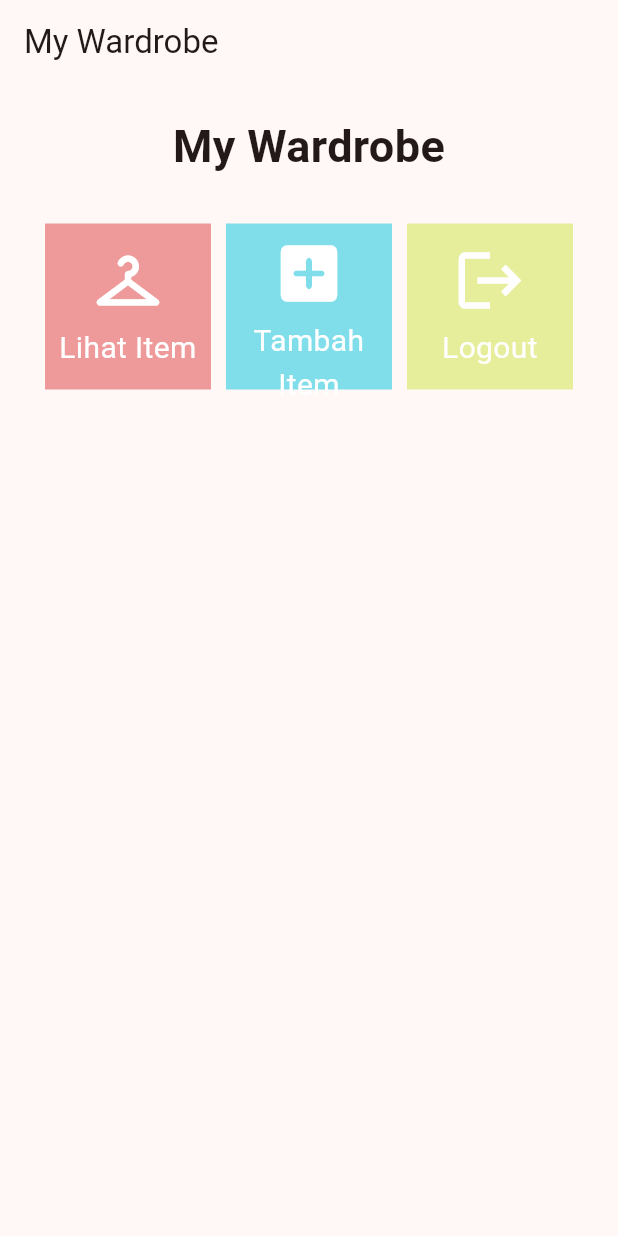
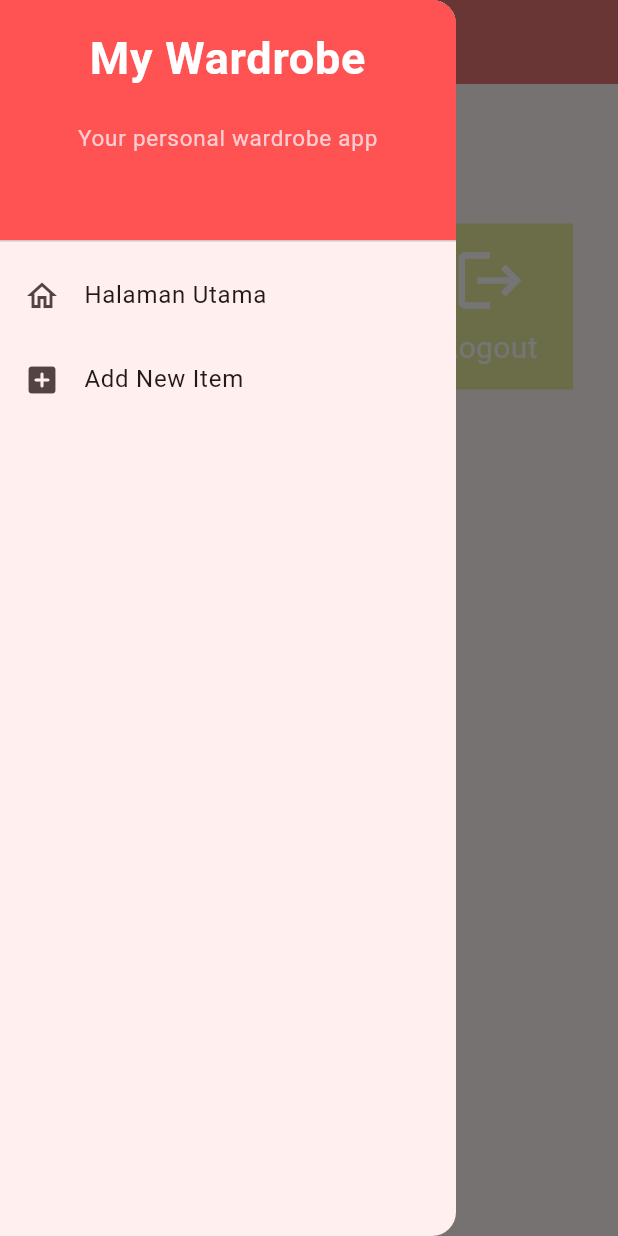
Before and after one commit to kilauakhyaari/MyWardrobe_mobile, a Flutter app: the screen it shows after launch, with the side drawer open (before the commit the screen has no drawer), on a phone screen of 412 x 824 dp. Run offline on Flutter 3.47's test engine with Material 2 defaults, Android fonts, the phone set to English and light mode, and no system bars.

Commit message:
Sudah selesai mengerjakan tugas 8

```diff
--- a/lib/main.dart
+++ b/lib/main.dart
@@ -1,5 +1,5 @@
 import 'package:flutter/material.dart';
-import 'package:mywardrobe_mobile/menu.dart';
+import 'package:mywardrobe_mobile/screens/menu.dart';
 
 void main() {
   runApp(const MyApp());
--- a/lib/menu.dart
+++ b/lib/screens/menu.dart
@@ -1,11 +1,13 @@
 import 'package:flutter/material.dart';
+import 'package:mywardrobe_mobile/widgets/left_drawer.dart';
+import 'package:mywardrobe_mobile/widgets/wardrobe_card.dart';
 
 class MyHomePage extends StatelessWidget {
   MyHomePage({Key? key}) : super(key: key);
 
   final List<WardrobeItem> items = [
     WardrobeItem("Lihat Item", Icons.checkroom_rounded, Colors.red.shade200),
-    WardrobeItem("Tambah Item", Icons.add_box_rounded,Colors.cyan.shade200),
+    WardrobeItem("Add New Item", Icons.add_box_rounded,Colors.cyan.shade200),
     WardrobeItem("Logout", Icons.logout, Colors.lime.shade200),
   ];
 
@@ -16,7 +18,10 @@
         title: const Text(
           'My Wardrobe',
         ),
+        backgroundColor: Colors.red[300],
+        foregroundColor: Colors.red[100],
       ),
+      drawer: const LeftDrawer(),
       body: SingleChildScrollView(
         // Widget wrapper yang dapat discroll
         child: Padding(
@@ -57,56 +62,3 @@
     );
   }
 }
-
-class  WardrobeItem {
-  final String name;
-  final IconData icon;
-  final Color color;
-
-  WardrobeItem(this.name, this.icon, this.color);
-}
-
-class WardrobeCard extends StatelessWidget {
-  final WardrobeItem item;
-
-  const WardrobeCard(this.item, {super.key}); // Constructor
-
-  @override
-  Widget build(BuildContext context) {
-    return Material(
-      color: item.color,
-      child: InkWell(
-        // Area responsive terhadap sentuhan
-        onTap: () {
-          // Memunculkan SnackBar ketika diklik
-          ScaffoldMessenger.of(context)
-            ..hideCurrentSnackBar()
-            ..showSnackBar(SnackBar(
-                content: Text("Kamu telah menekan tombol ${item.name}!")));
-        },
-        child: Container(
-          // Container untuk menyimpan Icon dan Text
-          padding: const EdgeInsets.all(8),
-          child: Center(
-            child: Column(
-              mainAxisAlignment: MainAxisAlignment.center,
-              children: [
-                Icon(
-                  item.icon,
-                  color: Colors.white,
-                  size: 50.0,
-                ),
-                const Padding(padding: EdgeInsets.all(3)),
-                Text(
-                  item.name,
-                  textAlign: TextAlign.center,
-                  style: const TextStyle(color: Colors.white, fontSize: 20),
-                ),
-              ],
-            ),
-          ),
-        ),
-      ),
-    );
-  }
-}
--- /dev/null
+++ b/lib/widgets/left_drawer.dart
@@ -0,0 +1,67 @@
+import 'package:flutter/material.dart';
+import 'package:mywardrobe_mobile/screens/menu.dart';
+import 'package:mywardrobe_mobile/screens/wardrobeitem_list_form.dart';
+
+class LeftDrawer extends StatelessWidget {
+  const LeftDrawer({super.key});
+
+  @override
+  Widget build(BuildContext context) {
+    return Drawer(
+      child: ListView(
+        children: [
+          const DrawerHeader(
+            decoration: BoxDecoration(
+              color: Colors.redAccent,
+            ),
+            child: Column(
+              children: [
+                Text(
+                  'My Wardrobe',
+                  textAlign: TextAlign.center,
+                  style: TextStyle(
+                    fontSize: 30,
+                    fontWeight: FontWeight.bold,
+                    color: Colors.white,
+                  ),
+                ),
+                Padding(padding: EdgeInsets.all(10)),
+                Text("Your personal wardrobe app",
+                    textAlign: TextAlign.center,
+                    style: TextStyle(
+                      fontSize: 15,
+                      color: Color.fromRGBO(255, 205, 210, 1),
+                    ),
+                    ),
+              ],
+            ),
+          ),
+          ListTile(
+            leading: const Icon(Icons.home_outlined),
+            title: const Text('Halaman Utama'),
+            // Bagian redirection ke MyHomePage
+            onTap: () {
+              Navigator.pushReplacement(
+                  context,
+                  MaterialPageRoute(
+                    builder: (context) => MyHomePage(),
+                  ));
+            },
+          ),
+          ListTile(
+            leading: const Icon(Icons.add_box_rounded),
+            title: const Text('Add New Item'),
+            // Bagian redirection ke ShopFormPage
+            onTap: () {
+              Navigator.pushReplacement(
+              context,
+              MaterialPageRoute(
+                  builder: (context) => WardrobeFormPage(),
+              ));
+            },
+          ),
+        ],
+      ),
+    );
+  }
+}
--- /dev/null
+++ b/lib/widgets/wardrobe_card.dart
@@ -0,0 +1,61 @@
+import 'package:flutter/material.dart';
+import 'package:mywardrobe_mobile/screens/wardrobeitem_list_form.dart';
+
+class  WardrobeItem {
+  final String name;
+  final IconData icon;
+  final Color color;
+
+  WardrobeItem(this.name, this.icon, this.color);
+}
+
+class WardrobeCard extends StatelessWidget {
+  final WardrobeItem item;
+
+  const WardrobeCard(this.item, {super.key}); // Constructor
+
+  @override
+  Widget build(BuildContext context) {
+    return Material(
+      color: item.color,
+      child: InkWell(
+        // Area responsive terhadap sentuhan
+        onTap: () {
+          // Memunculkan SnackBar ketika diklik
+          ScaffoldMessenger.of(context)
+            ..hideCurrentSnackBar()
+            ..showSnackBar(SnackBar(
+                content: Text("Kamu telah menekan tombol ${item.name}!")));
+
+            // Navigate ke route yang sesuai (tergantung jenis tombol)
+            if (item.name == "Add New Item") {
+              Navigator.push(context,
+                MaterialPageRoute(builder: (context) => const WardrobeFormPage()));
+            }
+        },
+        child: Container(
+          // Container untuk menyimpan Icon dan Text
+          padding: const EdgeInsets.all(8),
+          child: Center(
+            child: Column(
+              mainAxisAlignment: MainAxisAlignment.center,
+              children: [
+                Icon(
+                  item.icon,
+                  color: Colors.white,
+                  size: 50.0,
+                ),
+                const Padding(padding: EdgeInsets.all(3)),
+                Text(
+                  item.name,
+                  textAlign: TextAlign.center,
+                  style: const TextStyle(color: Colors.white, fontSize: 20),
+                ),
+              ],
+            ),
+          ),
+        ),
+      ),
+    );
+  }
+}
```
Also changed, not shown: form_sample/analysis_options.yaml (added, +28 -0 lines), form_sample/lib/main.dart (added, +66 -0 lines), form_sample/pubspec.yaml (added, +90 -0 lines), lib/screens/wardrobeitem_list_form.dart (added, +162 -0 lines), form_sample/pubspec.lock (added), 124 other files.
